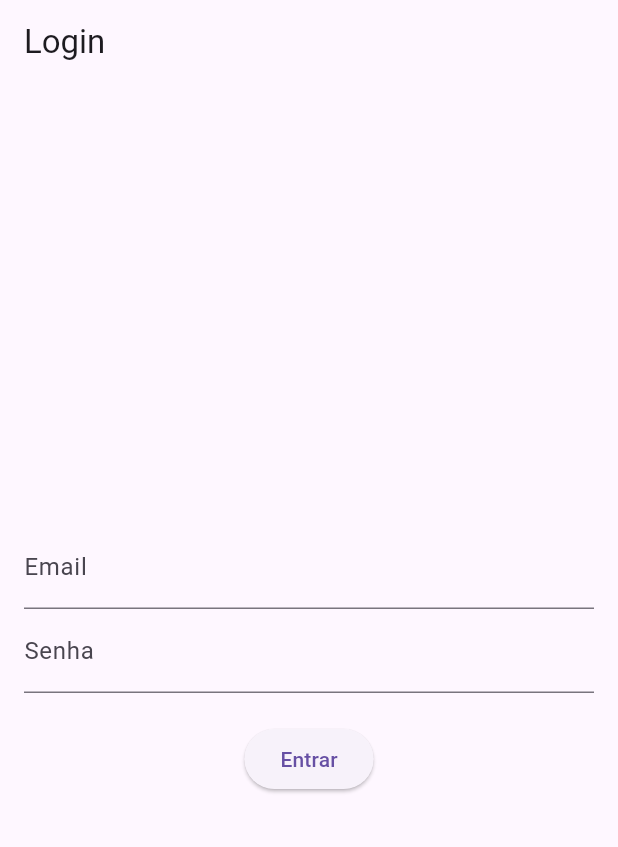
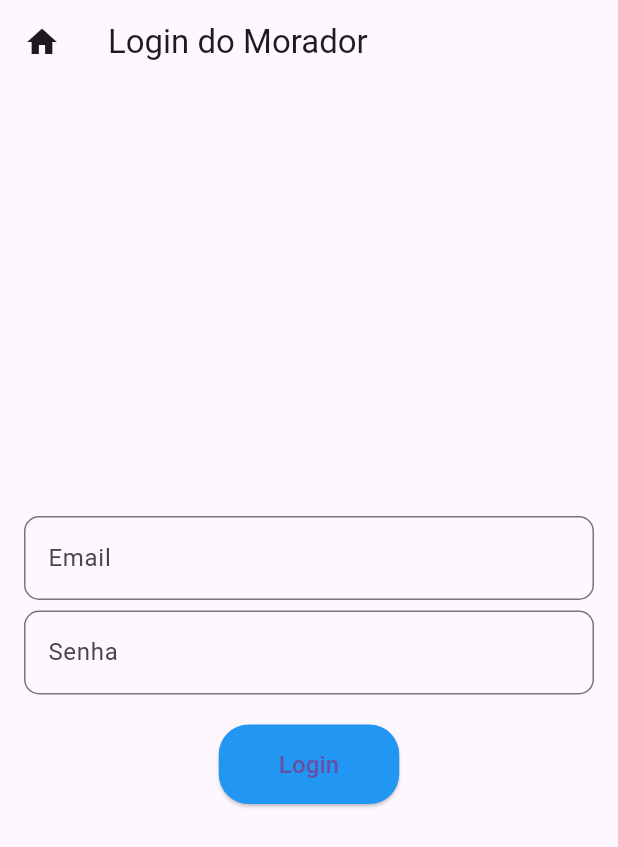
Before and after one commit to DaviEspinosa/Flutter_Projects, a Flutter app: the screen it shows after launch, on a phone screen of 412 x 824 dp. Shown: the top 847 px of the screen. Run offline on Flutter 3.47's test engine with Material 3 defaults, Android fonts, the phone set to English and light mode, and no system bars; our stand-ins replace cloud_firestore, firebase_auth, firebase_core; accounts and stored records are empty.

Commit message:
25/10/24

```diff
--- a/qr_code_app/lib/main.dart
+++ b/qr_code_app/lib/main.dart
@@ -1,5 +1,6 @@
 import 'package:firebase_core/firebase_core.dart';
 import 'package:flutter/material.dart';
+import 'package:qr_code_app/screens/home_screen.dart';
 import 'package:qr_code_app/screens/sign_in_screen.dart';
 import 'package:qr_code_app/screens/signup_screen.dart';
 
--- a/qr_code_app/lib/screens/sign_in_screen.dart
+++ b/qr_code_app/lib/screens/sign_in_screen.dart
@@ -1,7 +1,6 @@
 import 'package:flutter/material.dart';
 import 'package:firebase_auth/firebase_auth.dart';
 import 'package:qr_code_app/screens/home_screen.dart';
-
 
 class LoginPageScreen extends StatefulWidget {
   @override
@@ -20,7 +19,6 @@ class _LoginPageState extends State<LoginPageScreen> {
         email: _emailController.text.trim(),
         password: _passwordController.text.trim(),
       );
-      // Navegue para a página inicial se o login for bem-sucedido
       Navigator.pushReplacement(
         context,
         MaterialPageRoute(builder: (context) => HomePage()),
@@ -35,25 +33,52 @@ class _LoginPageState extends State<LoginPageScreen> {
   @override
   Widget build(BuildContext context) {
     return Scaffold(
-      appBar: AppBar(title: Text('Login')),
+      appBar: AppBar(
+        title: Text('Login do Morador'),
+        leading: Icon(Icons.home), // Ícone de casa à esquerda
+      ),
       body: Padding(
         padding: const EdgeInsets.all(16.0),
+        child: Center(
           child: Column(
             mainAxisAlignment: MainAxisAlignment.center,
             children: <Widget>[
               TextField(
                 controller: _emailController,
-              decoration: InputDecoration(labelText: 'Email'),
+                decoration: InputDecoration(
+                  labelText: 'Email',
+                  border: OutlineInputBorder(
+                    borderRadius: BorderRadius.circular(10.0),
+                    borderSide: BorderSide(color: Colors.blue, width: 2.0),
                   ),
+                ),
+              ),
+              SizedBox(height: 7),
               TextField(
                 controller: _passwordController,
-              decoration: InputDecoration(labelText: 'Senha'),
+                decoration: InputDecoration(
+                  labelText: 'Senha',
+                  border: OutlineInputBorder(
+                    borderRadius: BorderRadius.circular(10.0),
+                    borderSide: BorderSide(color: const Color.fromARGB(255, 33, 150, 243), width: 2.0),
+                  ),
+                ),
                 obscureText: true,
               ),
               SizedBox(height: 20),
               ElevatedButton(
+                style: ElevatedButton.styleFrom(
+                  padding: EdgeInsets.symmetric(horizontal: 40, vertical: 15),
+                  backgroundColor: Colors.blue,
+                  shape: RoundedRectangleBorder(
+                    borderRadius: BorderRadius.circular(20),
+                  ),
+                ),
                 onPressed: _login,
-              child: Text('Entrar'),
+                child: Text(
+                  'Login',
+                  style: TextStyle(fontSize: 16),
+                ),
               ),
               if (_errorMessage.isNotEmpty)
                 Padding(
@@ -66,6 +91,7 @@ class _LoginPageState extends State<LoginPageScreen> {
             ],
           ),
         ),
+      ),
     );
   }
 }
```
Also changed, not shown: qr_code_app/lib/screens/home_screen.dart (+33 -17 lines). Lines whose indentation alone changed are shown as unchanged.
